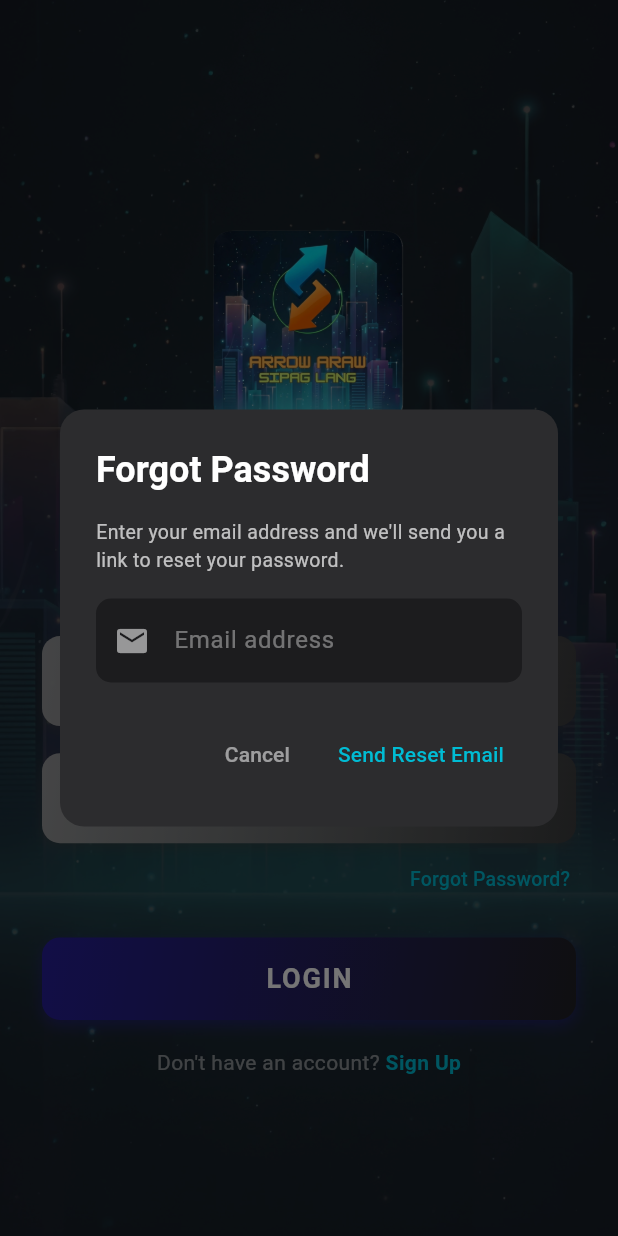
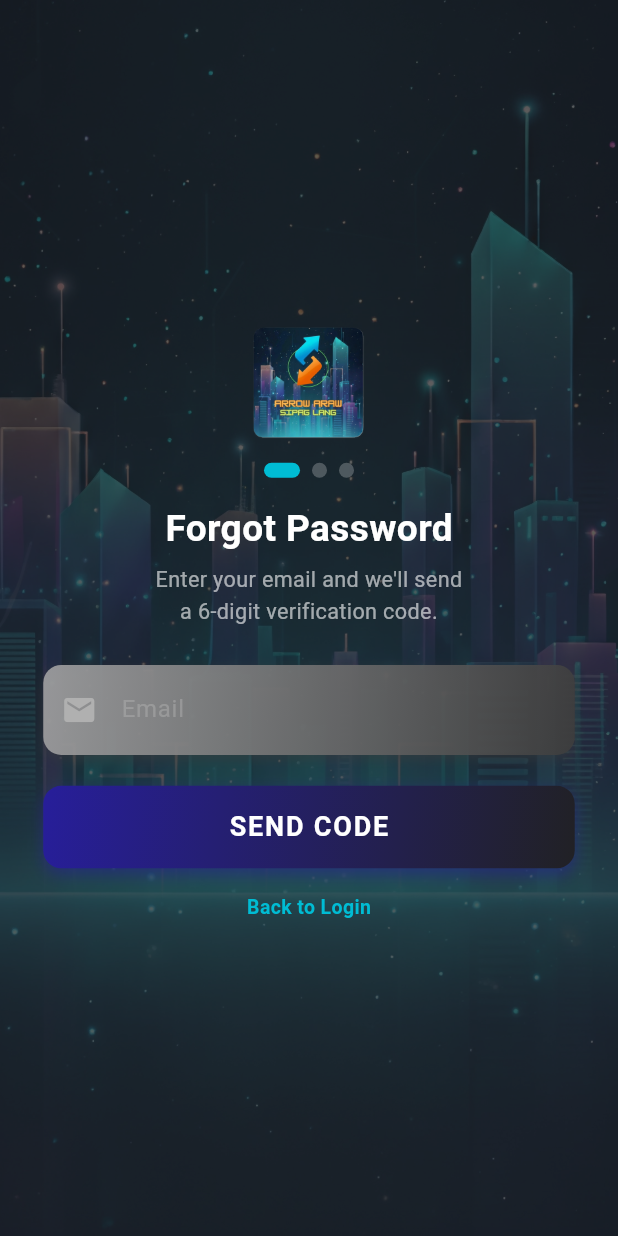
Before and after one commit to pidot-cat/Arrow_Araw_Sipag_Lang, a Flutter app: the screen it shows after launch, after a tap on "Forgot Password?", on a phone screen of 412 x 824 dp. Run offline on Flutter 3.47's test engine with Material 3 defaults, Android fonts, the light colour scheme and no system bars; our stand-ins replace audioplayers, shared_preferences, supabase_flutter; accounts and stored records are empty.

Commit message:
Add forgot password screen 3-step OTP flow

```diff
--- a/lib/main.dart
+++ b/lib/main.dart
@@ -3,6 +3,7 @@ import 'package:provider/provider.dart';
 import 'screens/splash_screen.dart';
 import 'screens/login_screen.dart';
 import 'screens/signup_screen.dart';
+import 'screens/forgot_password_screen.dart';
 import 'screens/home_screen.dart';
 import 'screens/records_screen.dart';
 import 'screens/settings_screen.dart';
@@ -57,6 +58,7 @@ class ArrowArawSipagLang extends StatelessWidget {
           '/': (context) => const SplashScreen(),
           '/login': (context) => const LoginScreen(),
           '/signup': (context) => const SignUpScreen(),
+          '/forgot-password': (context) => const ForgotPasswordScreen(),
           '/home': (context) => const HomeScreen(),
           '/records': (context) => const RecordsScreen(),
           '/settings': (context) => const SettingsScreen(),
--- /dev/null
+++ b/lib/screens/forgot_password_screen.dart
@@ -0,0 +1,409 @@
+import 'dart:async';
+import 'package:flutter/material.dart';
+import '../widgets/background_wrapper.dart';
+import '../widgets/gradient_button.dart';
+import '../widgets/gradient_input_field.dart';
+import '../utils/constants.dart';
+import '../services/supabase_service.dart';
+
+/// Forgot Password — 3-step flow
+/// Step 1 → Enter Email
+/// Step 2 → Enter 6-digit OTP
+/// Step 3 → Create New Password + Confirm Password
+class ForgotPasswordScreen extends StatefulWidget {
+  const ForgotPasswordScreen({super.key});
+
+  @override
+  State<ForgotPasswordScreen> createState() => _ForgotPasswordScreenState();
+}
+
+class _ForgotPasswordScreenState extends State<ForgotPasswordScreen> {
+  // ── Controllers ──────────────────────────────────────────────────────────
+  final _emailController = TextEditingController();
+  final _otpController = TextEditingController();
+  final _newPasswordController = TextEditingController();
+  final _confirmPasswordController = TextEditingController();
+
+  // ── State ─────────────────────────────────────────────────────────────────
+  int _step = 1; // 1 = Email, 2 = OTP, 3 = New Password
+  bool _isLoading = false;
+  int _timerSeconds = 0;
+  Timer? _countdownTimer;
+  String _verifiedEmail = '';
+
+  @override
+  void dispose() {
+    _emailController.dispose();
+    _otpController.dispose();
+    _newPasswordController.dispose();
+    _confirmPasswordController.dispose();
+    _countdownTimer?.cancel();
+    super.dispose();
+  }
+
+  // ── Helpers ───────────────────────────────────────────────────────────────
+
+  void _showSnack(String message, Color color) {
+    if (!mounted) return;
+    ScaffoldMessenger.of(context).showSnackBar(
+      SnackBar(
+        content: Text(message),
+        backgroundColor: color,
+        behavior: SnackBarBehavior.floating,
+      ),
+    );
+  }
+
+  void _startTimer() {
+    _countdownTimer?.cancel();
+    setState(() => _timerSeconds = 60);
+    _countdownTimer = Timer.periodic(const Duration(seconds: 1), (t) {
+      if (!mounted) {
+        t.cancel();
+        return;
+      }
+      setState(() {
+        if (_timerSeconds > 0) {
+          _timerSeconds--;
+        } else {
+          t.cancel();
+        }
+      });
+    });
+  }
+
+  // ── Step 1: Send OTP ──────────────────────────────────────────────────────
+
+  Future<void> _handleSendCode() async {
+    final email = _emailController.text.trim();
+
+    if (email.isEmpty || !email.contains('@')) {
+      _showSnack('Please enter a valid email address', Colors.orange);
+      return;
+    }
+
+    setState(() => _isLoading = true);
+    try {
+      await SupabaseService.sendOtp(email);
+      _verifiedEmail = email;
+      _startTimer();
+      setState(() => _step = 2);
+      _showSnack('Verification code sent to $email', Colors.green);
+    } catch (e) {
+      _showSnack('Failed to send code. Please try again.', Colors.red);
+    } finally {
+      if (mounted) setState(() => _isLoading = false);
+    }
+  }
+
+  // ── Step 2: Verify OTP ────────────────────────────────────────────────────
+
+  Future<void> _handleResendCode() async {
+    if (_timerSeconds > 0) return;
+    setState(() => _isLoading = true);
+    try {
+      await SupabaseService.sendOtp(_verifiedEmail);
+      _startTimer();
+      _showSnack('Code resent to $_verifiedEmail', Colors.green);
+    } catch (e) {
+      _showSnack('Failed to resend code. Please try again.', Colors.red);
+    } finally {
+      if (mounted) setState(() => _isLoading = false);
+    }
+  }
+
+  Future<void> _handleVerifyOtp() async {
+    final code = _otpController.text.trim();
+
+    if (code.isEmpty || code.length < 6) {
+      _showSnack('Please enter the 6-digit code', Colors.orange);
+      return;
+    }
+
+    setState(() => _isLoading = true);
+    try {
+      final isValid = await SupabaseService.verifyOtp(_verifiedEmail, code);
+      if (!mounted) return;
+
+      if (isValid) {
+        setState(() => _step = 3);
+        _showSnack('Code verified! Set your new password.', Colors.green);
+      } else {
+        _showSnack('Invalid or expired code. Please try again.', Colors.red);
+      }
+    } catch (e) {
+      _showSnack('Verification failed. Please try again.', Colors.red);
+    } finally {
+      if (mounted) setState(() => _isLoading = false);
+    }
+  }
+
+  // ── Step 3: Reset Password ────────────────────────────────────────────────
+
+  Future<void> _handleResetPassword() async {
+    final newPassword = _newPasswordController.text;
+    final confirmPassword = _confirmPasswordController.text;
+
+    if (newPassword.isEmpty || confirmPassword.isEmpty) {
+      _showSnack('Please fill in all fields', Colors.orange);
+      return;
+    }
+
+    if (newPassword.length < 8) {
+      _showSnack('Password must be at least 8 characters', Colors.orange);
+      return;
+    }
+
+    if (newPassword != confirmPassword) {
+      _showSnack('Passwords do not match', Colors.red);
+      return;
+    }
+
+    setState(() => _isLoading = true);
+    try {
+      await SupabaseService.updatePassword(newPassword);
+      if (!mounted) return;
+      _showSnack('Password changed successfully!', Colors.green);
+      await Future.delayed(const Duration(milliseconds: 800));
+      if (!mounted) return;
+      Navigator.pushReplacementNamed(context, '/login');
+    } catch (e) {
+      _showSnack('Failed to update password. Please try again.', Colors.red);
+    } finally {
+      if (mounted) setState(() => _isLoading = false);
+    }
+  }
+
+  // ── Build ─────────────────────────────────────────────────────────────────
+
+  @override
+  Widget build(BuildContext context) {
+    final size = MediaQuery.of(context).size;
+
+    return Scaffold(
+      resizeToAvoidBottomInset: false,
+      body: BackgroundWrapper(
+        child: SafeArea(
+          child: Padding(
+            padding: EdgeInsets.symmetric(horizontal: size.width * 0.07),
+            child: Column(
+              mainAxisAlignment: MainAxisAlignment.center,
+              children: [
+                // Logo
+                Image.asset(
+                  AppConstants.logoWithBg,
+                  width: size.width * 0.22,
+                  height: size.width * 0.22,
+                ),
+                SizedBox(height: size.height * 0.01),
+
+                // Step indicator dots
+                _buildStepIndicator(),
+                SizedBox(height: size.height * 0.02),
+
+                // Title + Subtitle
+                Text(
+                  _stepTitle(),
+                  style: TextStyle(
+                    color: Colors.white,
+                    fontSize: size.width * 0.06,
+                    fontWeight: FontWeight.bold,
+                  ),
+                ),
+                SizedBox(height: size.height * 0.008),
+                Text(
+                  _stepSubtitle(),
+                  textAlign: TextAlign.center,
+                  style: TextStyle(
+                    color: Colors.white.withAlpha(153),
+                    fontSize: size.width * 0.035,
+                  ),
+                ),
+                SizedBox(height: size.height * 0.03),
+
+                // Step content
+                if (_step == 1) _buildStep1(size),
+                if (_step == 2) _buildStep2(size),
+                if (_step == 3) _buildStep3(size),
+
+                SizedBox(height: size.height * 0.025),
+
+                // Action button
+                _isLoading
+                    ? const CircularProgressIndicator(
+                        valueColor: AlwaysStoppedAnimation<Color>(Colors.cyan))
+                    : GradientButton(
+                        text: _buttonLabel(),
+                        onPressed: _onButtonPressed(),
+                      ),
+
+                SizedBox(height: size.height * 0.02),
+
+                // Back to Login link
+                GestureDetector(
+                  onTap: () {
+                    if (_step > 1) {
+                      setState(() {
+                        _step--;
+                        _otpController.clear();
+                        _newPasswordController.clear();
+                        _confirmPasswordController.clear();
+                      });
+                    } else {
+                      Navigator.pushReplacementNamed(context, '/login');
+                    }
+                  },
+                  child: Text(
+                    _step > 1 ? '← Back' : 'Back to Login',
+                    style: const TextStyle(
+                      color: Colors.cyan,
+                      fontWeight: FontWeight.bold,
+                      fontSize: 13,
+                    ),
+                  ),
+                ),
+              ],
+            ),
+          ),
+        ),
+      ),
+    );
+  }
+
+  // ── Step Widgets ──────────────────────────────────────────────────────────
+
+  Widget _buildStep1(Size size) {
+    return GradientInputField(
+      hintText: 'Email',
+      controller: _emailController,
+      prefixIcon: Icons.email,
+      keyboardType: TextInputType.emailAddress,
+    );
+  }
+
+  Widget _buildStep2(Size size) {
+    return Column(
+      children: [
+        GradientInputField(
+          hintText: '6-digit Code',
+          controller: _otpController,
+          prefixIcon: Icons.lock_clock,
+          keyboardType: TextInputType.number,
+        ),
+        SizedBox(height: size.height * 0.015),
+        GestureDetector(
+          onTap: _timerSeconds > 0 ? null : _handleResendCode,
+          child: Text(
+            _timerSeconds > 0
+                ? 'Resend code in ${_timerSeconds}s'
+                : 'Didn\'t receive a code? Resend',
+            style: TextStyle(
+              color:
+                  _timerSeconds > 0 ? Colors.white.withAlpha(100) : Colors.cyan,
+              fontSize: 13,
+              fontWeight: FontWeight.w600,
+            ),
+          ),
+        ),
+      ],
+    );
+  }
+
+  Widget _buildStep3(Size size) {
+    return Column(
+      children: [
+        GradientInputField(
+          hintText: 'New Password',
+          controller: _newPasswordController,
+          obscureText: true,
+          prefixIcon: Icons.lock,
+        ),
+        SizedBox(height: size.height * 0.011),
+        GradientInputField(
+          hintText: 'Confirm Password',
+          controller: _confirmPasswordController,
+          obscureText: true,
+          prefixIcon: Icons.lock_outline,
+        ),
+      ],
+    );
+  }
+
+  // ── Step helpers ──────────────────────────────────────────────────────────
+
+  Widget _buildStepIndicator() {
+    return Row(
+      mainAxisAlignment: MainAxisAlignment.center,
+      children: List.generate(3, (i) {
+        final isActive = i + 1 == _step;
+        final isDone = i + 1 < _step;
+        return AnimatedContainer(
+          duration: const Duration(milliseconds: 300),
+          margin: const EdgeInsets.symmetric(horizontal: 4),
+          width: isActive ? 24 : 10,
+          height: 10,
+          decoration: BoxDecoration(
+            color: isActive
+                ? Colors.cyan
+                : isDone
+                    ? Colors.cyan.withAlpha(150)
+                    : Colors.white.withAlpha(60),
+            borderRadius: BorderRadius.circular(5),
+          ),
+        );
+      }),
+    );
+  }
+
+  String _stepTitle() {
+    switch (_step) {
+      case 1:
+        return 'Forgot Password';
+      case 2:
+        return 'Verify Your Email';
+      case 3:
+        return 'Create New Password';
+      default:
+        return '';
+    }
+  }
+
+  String _stepSubtitle() {
+    switch (_step) {
+      case 1:
+        return 'Enter your email and we\'ll send\na 6-digit verification code.';
+      case 2:
+        return 'Enter the 6-digit code sent\nto $_verifiedEmail';
+      case 3:
+        return 'Your new password must be\nat least 8 characters long.';
+      default:
+        return '';
+    }
+  }
+
+  String _buttonLabel() {
+    switch (_step) {
+      case 1:
+        return 'SEND CODE';
+      case 2:
+        return 'VERIFY CODE';
+      case 3:
+        return 'SAVE PASSWORD';
+      default:
+        return '';
+    }
+  }
+
+  VoidCallback _onButtonPressed() {
+    switch (_step) {
+      case 1:
+        return _handleSendCode;
+      case 2:
+        return _handleVerifyOtp;
+      case 3:
+        return _handleResetPassword;
+      default:
+        return () {};
+    }
+  }
+}
--- a/lib/screens/login_screen.dart
+++ b/lib/screens/login_screen.dart
@@ -65,87 +65,7 @@ class _LoginScreenState extends State<LoginScreen> {
   }
 
   void _handleForgotPassword() {
-    final TextEditingController resetEmailController = TextEditingController();
-
-    showDialog(
-      context: context,
-      builder: (dialogContext) => AlertDialog(
-        backgroundColor: const Color(0xFF2C2C2E),
-        shape: RoundedRectangleBorder(borderRadius: BorderRadius.circular(16)),
-        title: const Text(
-          'Forgot Password',
-          style: TextStyle(color: Colors.white, fontWeight: FontWeight.bold),
-        ),
-        content: Column(
-          mainAxisSize: MainAxisSize.min,
-          children: [
-            const Text(
-              'Enter your email address and we\'ll send you a link to reset your password.',
-              style: TextStyle(color: Colors.white70, fontSize: 13),
-            ),
-            const SizedBox(height: 16),
-            TextField(
-              controller: resetEmailController,
-              keyboardType: TextInputType.emailAddress,
-              style: const TextStyle(color: Colors.white),
-              decoration: InputDecoration(
-                hintText: 'Email address',
-                hintStyle: const TextStyle(color: Colors.white38),
-                prefixIcon: const Icon(Icons.email, color: Colors.white54),
-                filled: true,
-                fillColor: const Color(0xFF1C1C1E),
-                border: OutlineInputBorder(
-                  borderRadius: BorderRadius.circular(10),
-                  borderSide: BorderSide.none,
-                ),
-              ),
-            ),
-          ],
-        ),
-        actions: [
-          TextButton(
-            onPressed: () => Navigator.pop(dialogContext),
-            child:
-                const Text('Cancel', style: TextStyle(color: Colors.white54)),
-          ),
-          TextButton(
-            onPressed: () async {
-              final email = resetEmailController.text.trim();
-              if (email.isEmpty || !email.contains('@')) {
-                ScaffoldMessenger.of(context).showSnackBar(
-                  const SnackBar(
-                    content: Text('Please enter a valid email address'),
-                    backgroundColor: Colors.orange,
-                    behavior: SnackBarBehavior.floating,
-                  ),
-                );
-                return;
-              }
-
-              Navigator.pop(dialogContext);
-
-              final authProvider =
-                  Provider.of<AuthProvider>(context, listen: false);
-              final sent = await authProvider.sendPasswordReset(email);
-
-              if (!mounted) return;
-
-              ScaffoldMessenger.of(context).showSnackBar(
-                SnackBar(
-                  content: Text(sent
-                      ? 'Password reset email sent! Check your inbox.'
-                      : 'Failed to send reset email. Please try again.'),
-                  backgroundColor: sent ? Colors.green : Colors.red,
-                  behavior: SnackBarBehavior.floating,
-                ),
-              );
-            },
-            child: const Text('Send Reset Email',
-                style: TextStyle(color: Colors.cyan)),
-          ),
-        ],
-      ),
-    );
+    Navigator.pushNamed(context, '/forgot-password');
   }
 
   @override
--- a/lib/services/supabase_service.dart
+++ b/lib/services/supabase_service.dart
@@ -16,6 +16,7 @@ class SupabaseService {
     await _client.auth.signInWithOtp(
       email: email,
       shouldCreateUser: true, // creates the user if they don't exist yet
+      emailRedirectTo: null, // sends plain 6-digit code only, no magic link
     );
   }
 
@@ -63,6 +64,14 @@ class SupabaseService {
     await _client.auth.resetPasswordForEmail(email);
   }
 
+  /// Updates the password of the currently authenticated user.
+  /// Call this AFTER OTP has been verified (user is signed in via OTP).
+  static Future<void> updatePassword(String newPassword) async {
+    await _client.auth.updateUser(
+      UserAttributes(password: newPassword),
+    );
+  }
+
   // ── Game Stats ───────────────────────────────────────────────────────────
 
   static Future<void> saveGameStats(GameStatsModel stats) async {
```
Also changed, not shown: 1 other file.
